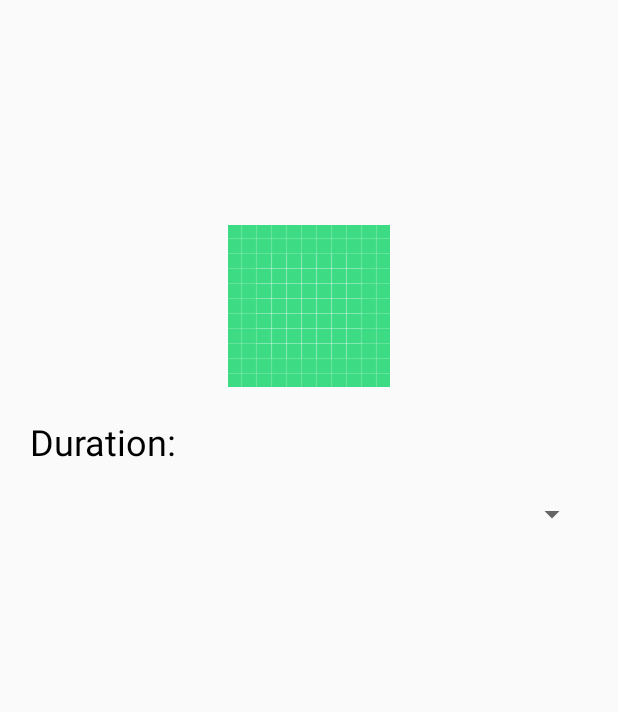
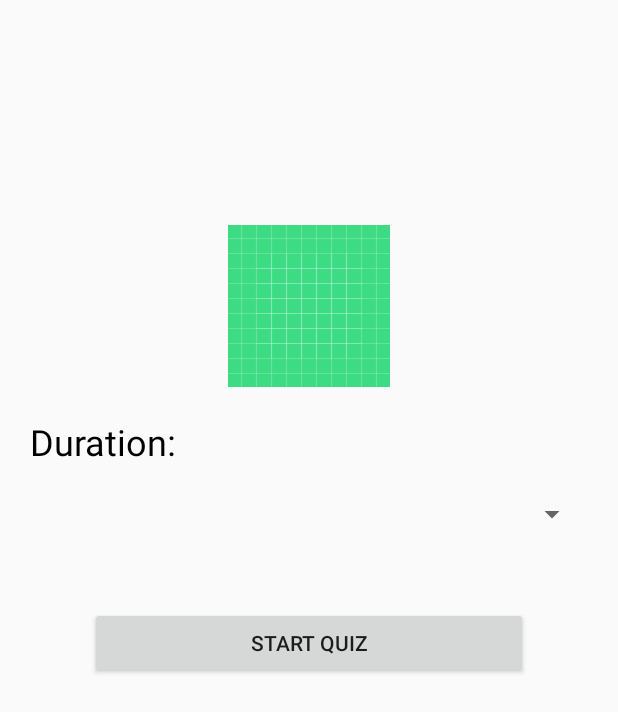
Before and after one commit to harry-cramp/Droog, an Android app: the layout quiz_menu.xml on its own in the app's theme, with its tools: preview values and no code run, on a phone screen of 412 x 824 dp. Shown: the top 712 px of the screen. Run offline under Robolectric (Android 15) with nearby library versions, the phone set to English and light mode, and no system bars.

Commit message:
Add quiz duration options

```diff
--- a/app/src/main/AndroidManifest.xml
+++ b/app/src/main/AndroidManifest.xml
@@ -28,6 +28,12 @@
             android:label="@string/new_flashcard_activity_name">
 
         </activity>
+
+        <activity android:name=".QuizMenu"
+            android:parentActivityName=".MainActivity"
+            android:label="@string/quiz_activity_name">
+
+        </activity>
     </application>
 
 </manifest>
--- a/app/src/main/res/layout/activity_main.xml
+++ b/app/src/main/res/layout/activity_main.xml
@@ -29,7 +29,6 @@
         android:layout_height="wrap_content"
         android:layout_marginTop="20dp"
         android:layout_marginHorizontal="20dp"
-        android:enabled="false"
         android:text="@string/main_menu_quiz_button" />
 
     <Button
--- a/app/src/main/res/layout/quiz_menu.xml
+++ b/app/src/main/res/layout/quiz_menu.xml
@@ -23,9 +23,18 @@
         android:text="@string/quiz_menu_subtitle" />
 
     <Spinner
+        android:id="@+id/durationSpinner"
         android:layout_width="match_parent"
         android:layout_height="wrap_content"
         android:layout_marginLeft="20dp"
         android:layout_marginRight="20dp" />
 
+    <Button
+        android:id="@+id/startQuizButton"
+        android:layout_width="match_parent"
+        android:layout_height="wrap_content"
+        android:layout_marginTop="50dp"
+        android:layout_marginHorizontal="60dp"
+        android:text="@string/quiz_menu_start_button" />
+
 </LinearLayout>
--- a/app/src/main/res/values/strings.xml
+++ b/app/src/main/res/values/strings.xml
@@ -2,6 +2,7 @@
     <string name="app_name">Droog</string>
     <string name="new_flashcard_activity_name">New Flashcard</string>
     <string name="flashcards_activity_name">Flashcards</string>
+    <string name="quiz_activity_name">Quiz</string>
     <string name="main_menu_icon_desc">Smiling face greeting you on the main menu</string>
     <string name="main_menu_flashcards_button">Flashcards</string>
     <string name="main_menu_quiz_button">Quiz</string>
@@ -25,5 +26,9 @@
     <string name="json_flashcard_hint_tag">Hint</string>
     <string name="json_flashcard_pair_rank_tag">PairRank</string>
     <string name="quiz_menu_subtitle">Duration:</string>
+    <string name="quiz_menu_short_duration">Short - </string>
+    <string name="quiz_menu_long_duration">Long - </string>
+    <string name="quiz_menu_duration_suffix"> questions</string>
+    <string name="quiz_menu_start_button">Start Quiz</string>
 
 </resources>
```
Also changed, not shown: app/src/main/java/com/anaglyph/droog/MainActivity.java (+9 -0 lines), app/src/main/java/com/anaglyph/droog/QuizMenu.java (added, +30 -0 lines).
